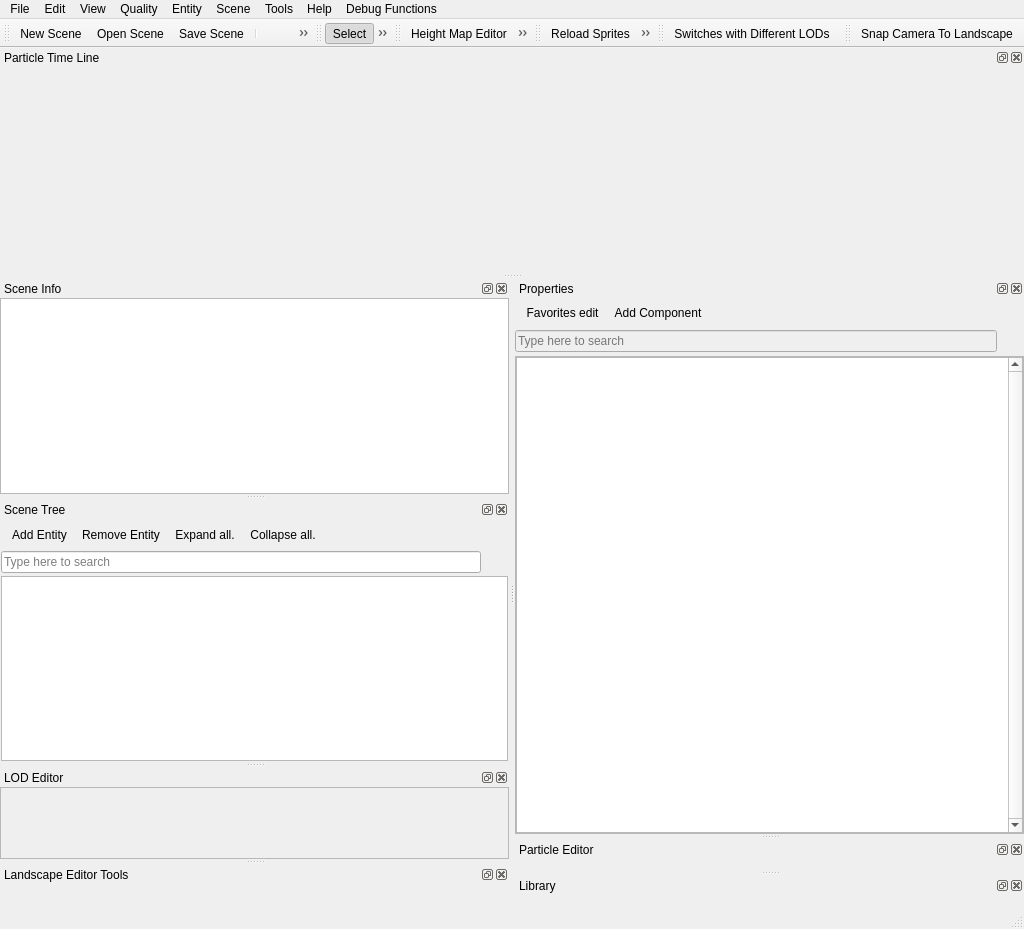
Above: Tools/ResourceEditor/DataQt/mainwindow.ui from xaoctech/dava.engine before the change. Below: the same form after it.
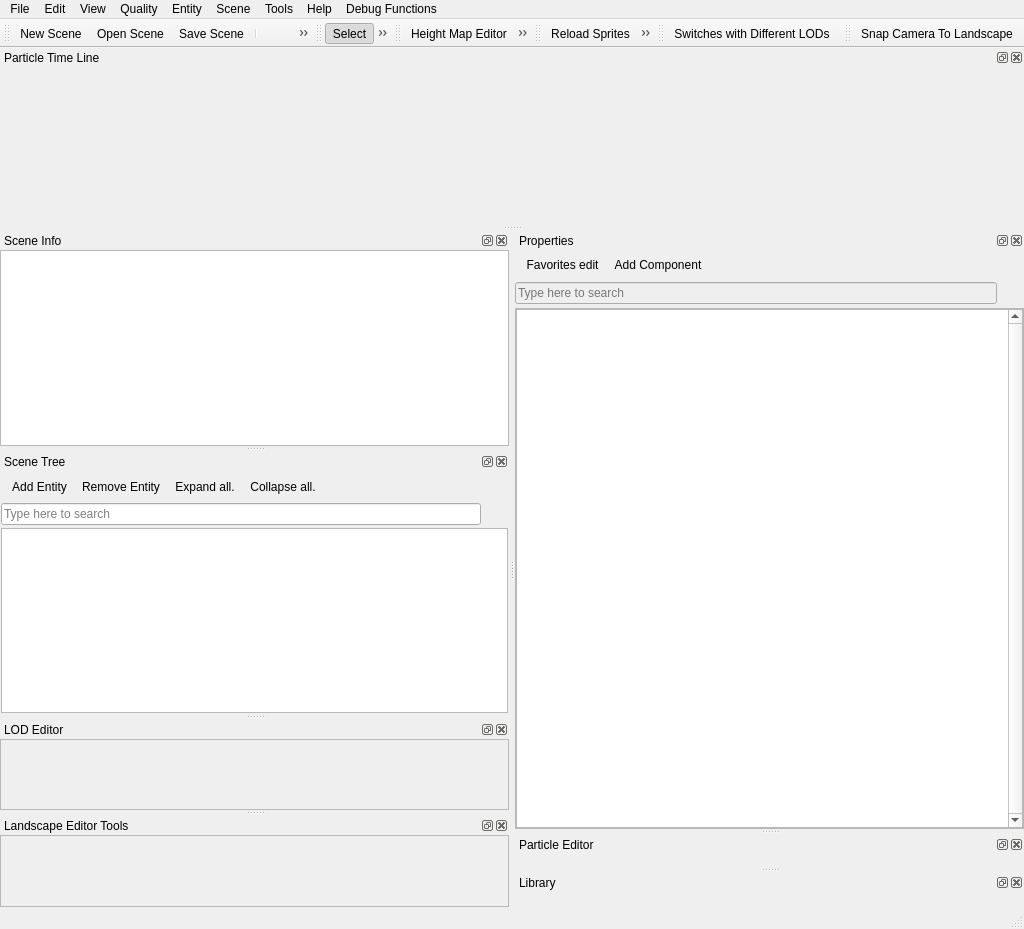
That is the form after the change. Icons and pictures are not drawn. Custom widgets are drawn as their Qt base class.

Commit message: [DF-6219] fix scroll on Landscape Editor Tools

What changed in the file:
```diff
--- a/Tools/ResourceEditor/DataQt/mainwindow.ui
+++ b/Tools/ResourceEditor/DataQt/mainwindow.ui
@@ -740,7 +740,7 @@
           <x>0</x>
           <y>0</y>
           <width>256</width>
-          <height>96</height>
+          <height>86</height>
          </rect>
         </property>
        </widget>
@@ -847,11 +847,33 @@
    </attribute>
    <widget class="QWidget" name="layoutLandscapeEditorControls">
     <layout class="QVBoxLayout" name="verticalLayout_3">
+     <property name="leftMargin">
+      <number>0</number>
+     </property>
+     <property name="topMargin">
+      <number>0</number>
+     </property>
+     <property name="rightMargin">
+      <number>0</number>
+     </property>
+     <property name="bottomMargin">
+      <number>0</number>
+     </property>
      <item>
-      <widget class="LandscapeEditorControlsPlaceholder" name="landscapeEditorControlsPlaceholder" native="true">
-       <property name="enabled">
+      <widget class="QScrollArea" name="landscapeScrollArea">
+       <property name="widgetResizable">
         <bool>true</bool>
        </property>
+       <widget class="LandscapeEditorControlsPlaceholder" name="landscapeEditorControlsPlaceholder">
+        <property name="geometry">
+         <rect>
+          <x>0</x>
+          <y>0</y>
+          <width>256</width>
+          <height>103</height>
+         </rect>
+        </property>
+       </widget>
       </widget>
      </item>
     </layout>
```
Left out of the diff: 2 changed lines with no effect on the pictures.
